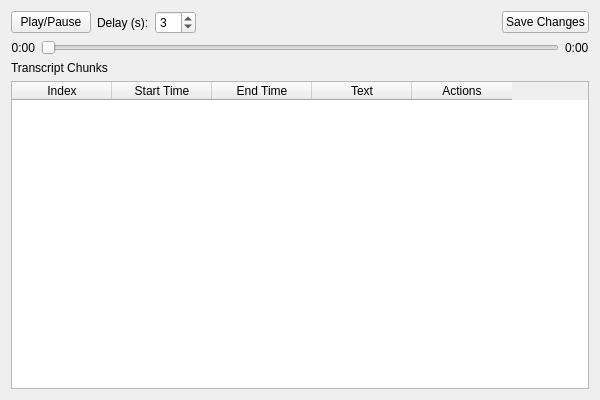
xuanbinh313/pyside6-jun-edu, file ui/exam_transcript_widget.ui: the form before one commit.
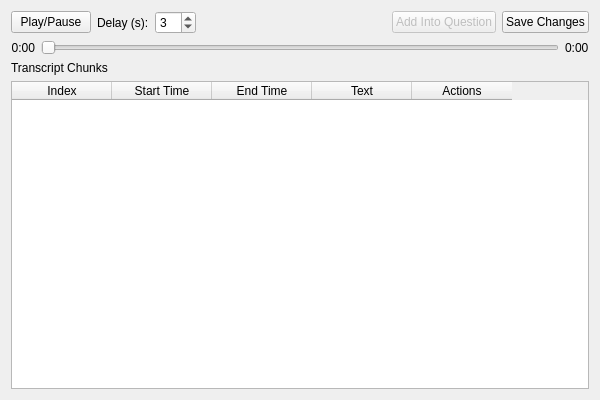
The form after the commit.

Commit message: add select context in exam transcript

```diff
--- a/ui/exam_transcript_widget.ui
+++ b/ui/exam_transcript_widget.ui
@@ -53,6 +53,16 @@
        </property>
       </spacer>
      </item>
+     <item>
+      <widget class="QPushButton" name="add_to_question_btn">
+       <property name="enabled">
+        <bool>false</bool>
+       </property>
+       <property name="text">
+        <string>Add Into Question</string>
+       </property>
+      </widget>
+     </item>
      <item>
       <widget class="QPushButton" name="save_btn">
        <property name="visible">
```
The commit also changes 4 other files.
